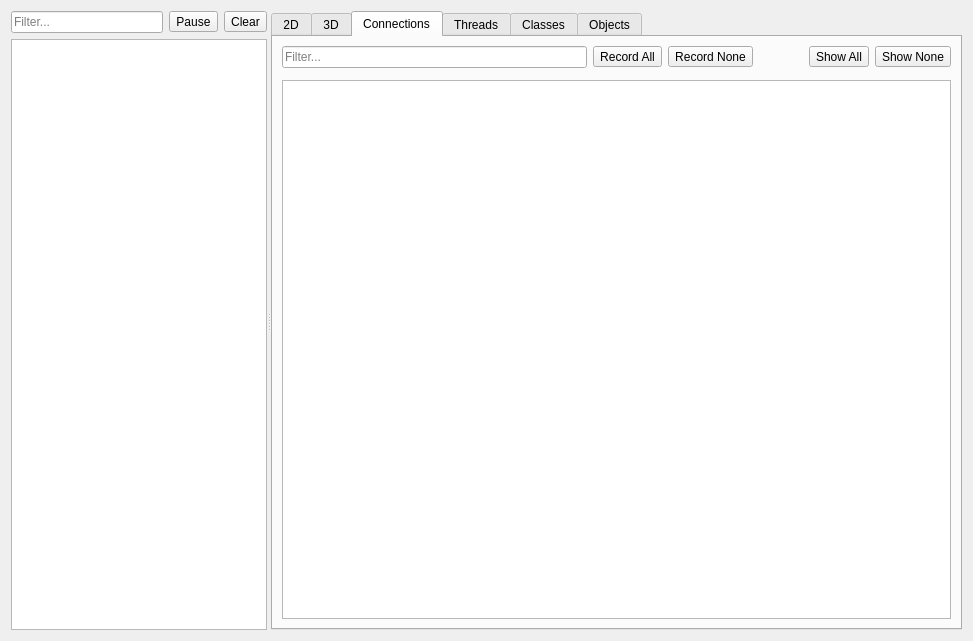
First picture: the form in plugins/connectivityinspector/connectivityinspectorwidget.ui, repository chgans/GammaRay, before the edit.
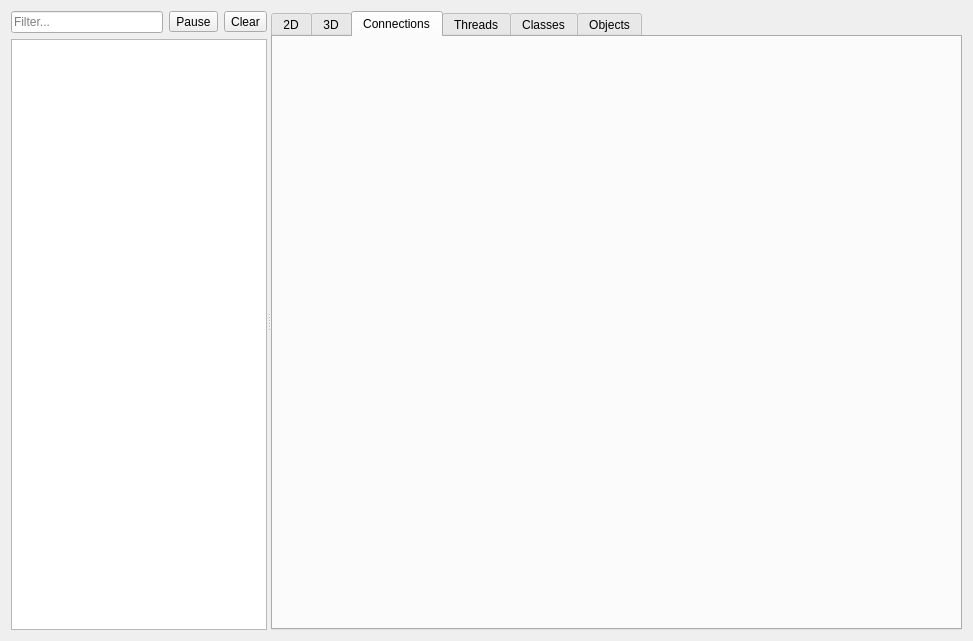
Second picture: the form after the edit. The open tabs and pages were chosen to show the change. Custom widgets are drawn as their Qt base class.

Patch:
```diff
--- a/plugins/connectivityinspector/connectivityinspectorwidget.ui
+++ b/plugins/connectivityinspector/connectivityinspectorwidget.ui
@@ -78,76 +78,7 @@
        <attribute name="title">
         <string>Connections</string>
        </attribute>
-       <layout class="QVBoxLayout" name="verticalLayout_2">
-        <item>
-         <layout class="QHBoxLayout" name="toolbarLayout">
-          <property name="bottomMargin">
-           <number>6</number>
-          </property>
-          <item>
-           <widget class="QLineEdit" name="connectionTypeSearchLine">
-            <property name="placeholderText">
-             <string>Filter...</string>
-            </property>
-           </widget>
-          </item>
-          <item>
-           <widget class="QToolButton" name="recordAllConnectionsButton">
-            <property name="text">
-             <string>Record All</string>
-            </property>
-           </widget>
-          </item>
-          <item>
-           <widget class="QToolButton" name="recordNoConnectionsButton">
-            <property name="text">
-             <string>Record None</string>
-            </property>
-           </widget>
-          </item>
-          <item>
-           <spacer name="horizontalSpacer">
-            <property name="orientation">
-             <enum>Qt::Horizontal</enum>
-            </property>
-            <property name="sizeType">
-             <enum>QSizePolicy::Maximum</enum>
-            </property>
-            <property name="sizeHint" stdset="0">
-             <size>
-              <width>50</width>
-              <height>0</height>
-             </size>
-            </property>
-           </spacer>
-          </item>
-          <item>
-           <widget class="QToolButton" name="showAllConnectionsButton">
-            <property name="text">
-             <string>Show All</string>
-            </property>
-           </widget>
-          </item>
-          <item>
-           <widget class="QToolButton" name="showNoConnecctionsButton">
-            <property name="text">
-             <string>Show None</string>
-            </property>
-           </widget>
-          </item>
-         </layout>
-        </item>
-        <item>
-         <widget class="GammaRay::DeferredTreeView" name="typeTreeView">
-          <property name="sizePolicy">
-           <sizepolicy hsizetype="Expanding" vsizetype="Expanding">
-            <horstretch>0</horstretch>
-            <verstretch>10</verstretch>
-           </sizepolicy>
-          </property>
-         </widget>
-        </item>
-       </layout>
+       <layout class="QVBoxLayout" name="verticalLayout_2"/>
       </widget>
       <widget class="QWidget" name="threadTab">
        <attribute name="title">
@@ -376,6 +307,12 @@
    <header>vtkcontainer.h</header>
    <container>1</container>
   </customwidget>
+  <customwidget>
+   <class>GammaRay::RecordingWidget</class>
+   <extends>QWidget</extends>
+   <header>recordingwidget.h</header>
+   <container>1</container>
+  </customwidget>
  </customwidgets>
  <tabstops>
   <tabstop>connectionSearchLine</tabstop>
```
Left out of the diff: 208 changed lines with no effect on the pictures.
